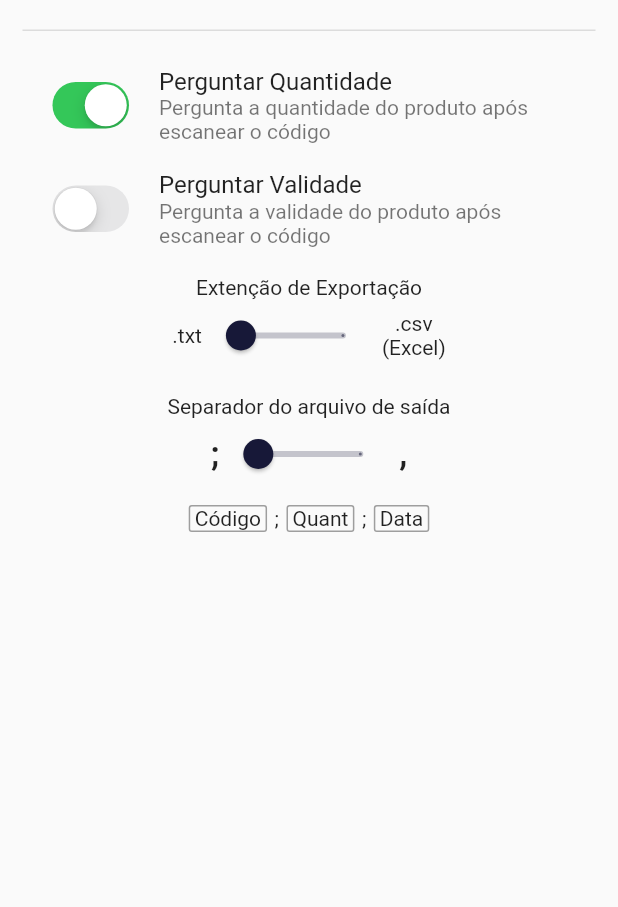
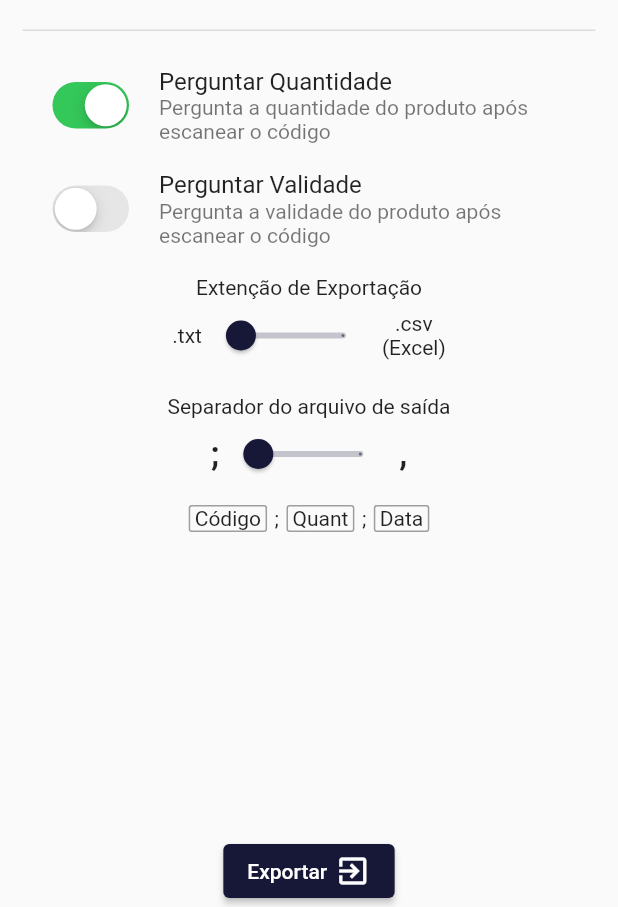
Before and after one commit to VitorPaulo21/ability_scanner, a Flutter app: the AppDrawer screen opened directly, on a phone screen of 412 x 824 dp, the part 329-1236 px from its top. Run offline on Flutter 3.47's test engine with Material 2 defaults, Android fonts, the phone set to English and light mode, and no system bars; our stand-ins replace assets_audio_player, hive, hive_flutter, share_plus, shared_preferences; missing offline and left inert: flutter_barcode_scanner, qr_code_scanner; accounts and stored records are empty.

Commit message:
ExportButton added, working clean, need to Test

```diff
--- a/lib/components/app_drawer.dart
+++ b/lib/components/app_drawer.dart
@@ -1,5 +1,7 @@
 import 'dart:convert';
 
+import 'package:barcode_scanner/models/produto.dart';
+import 'package:barcode_scanner/providers/produto_provider.dart';
 import 'package:barcode_scanner/providers/settings_provider.dart';
 import 'package:flutter/cupertino.dart';
 import 'package:flutter/material.dart';
@@ -40,6 +42,7 @@ class _AppDrawerState extends State<AppDrawer> {
             },
             icon: Icon(Icons.arrow_back)),
       ),
+      bottomSheet: exportButton(context, settingsProvider),
       body: SingleChildScrollView(
         child: Padding(
           padding: const EdgeInsets.symmetric(vertical: 10, horizontal: 15),
@@ -48,100 +51,29 @@ class _AppDrawerState extends State<AppDrawer> {
             mainAxisAlignment: MainAxisAlignment.start,
             mainAxisSize: MainAxisSize.max,
             children: [
-              CircleAvatar(
-                backgroundColor: Theme.of(context).colorScheme.primary,
-                radius: 58,
-                child: Image.asset(
-                  "lib/assets/abilityIcon.png",
-                  fit: BoxFit.cover,
-                  height: 80,
-                  width: 80,
+              ...bilityTopIcon(context),
+              askQuantitySwitchListile(settingsProvider),
+              const SizedBox(
+                height: 10,
               ),
-              ),
+              askValiditySwitchListile(settingsProvider),
               const SizedBox(
                 height: 15,
               ),
-              const FittedBox(
-                child: Text(
-                  "Ability Scanner",
-                  style: TextStyle(fontWeight: FontWeight.bold, fontSize: 19),
-                ),
-              ),
-              const SizedBox(
-                height: 25 / 2,
-              ),
-              const Divider(
-                thickness: 1,
-              ),
-              const SizedBox(
-                height: 25 / 2,
-              ),
-              ListTile(
-                leading: CupertinoSwitch(
-                    value: settingsProvider.quantityAsk,
-                    onChanged: (value) {
-                      settingsProvider.quantityAsk = value;
-                    }),
-                title: const Text("Perguntar Quantidade"),
-                subtitle: const Text(
-                    "Pergunta a quantidade do produto após escanear o código"),
-              ),
-              const SizedBox(
-                height: 10,
-              ),
-              ListTile(
-                leading: CupertinoSwitch(
-                    value: settingsProvider.validityAsk,
-                    onChanged: (value) {
-                      settingsProvider.validityAsk = value;
-                    }),
-                title: const Text("Perguntar Validade"),
-                subtitle: const Text(
-                    "Pergunta a validade do produto após escanear o código"),
-              ),
+              exportExtensionSitchField(settingsProvider),
               const SizedBox(
                 height: 15,
               ),
-              Column(children: [
-                Text("Extenção de Exportação"),
-                Column(
-                  crossAxisAlignment: CrossAxisAlignment.center,
-                  mainAxisSize: MainAxisSize.min,
-                  children: [
-                    Row(
-                      mainAxisAlignment: MainAxisAlignment.center,
-                      mainAxisSize: MainAxisSize.max,
-                      children: [
-                        Text(".txt"),
-                        Container(
-                          width: 120,
-                          child: Consumer<SettingsProvider>(
-                              builder: (ctx, seetings, _) {
-                            return Slider(
-                              value: settingsProvider.fileFormat ? 1 : 0,
-                              onChanged: (value) {
-                                settingsProvider.fileFormat =
-                                    value == 0 ? false : true;
-                              },
-                              divisions: 1,
-                              label:
-                                  settingsProvider.fileFormat ? ".csv" : ".txt",
-                            );
-                          }),
-                        ),
-                        const Text(
-                          ".csv\n(Excel)",
-                          textAlign: TextAlign.center,
-                        )
+              exportFileSeparatorSwitchField(settingsProvider),
             ],
           ),
-                  ],
         ),
-              ]),
-              const SizedBox(
-                height: 15,
       ),
-              Column(children: [
+    ));
+  }
+
+  Column exportFileSeparatorSwitchField(SettingsProvider settingsProvider) {
+    return Column(children: [
       Text("Separador do arquivo de saída"),
       Column(
         crossAxisAlignment: CrossAxisAlignment.center,
@@ -168,9 +100,7 @@ class _AppDrawerState extends State<AppDrawer> {
                     },
                     divisions: 1,
                     label: settingsProvider.fileSeparator ? "," : ";",
-                            )
-
-                        ),
+                  )),
               const Text(
                 ",",
                 style: TextStyle(
@@ -210,8 +140,6 @@ class _AppDrawerState extends State<AppDrawer> {
             layoutOrganization[1] = data;
 
             settingsProvider.layoutOrganization = layoutOrganization;
-
-
           }, builder: (ctx, candidate, rejected) {
             return Drager(layoutOrganization[1] == "Codico"
                 ? "Código"
@@ -226,8 +154,6 @@ class _AppDrawerState extends State<AppDrawer> {
                 layoutOrganization[2];
             layoutOrganization[2] = data;
             settingsProvider.layoutOrganization = layoutOrganization;
-
-
           }, builder: (ctx, candidate, rejected) {
             return Drager(layoutOrganization[2] == "Codico"
                 ? "Código"
@@ -235,12 +161,131 @@ class _AppDrawerState extends State<AppDrawer> {
           }),
         ],
       )
-              ]),
+    ]);
+  }
+
+  Column exportExtensionSitchField(SettingsProvider settingsProvider) {
+    return Column(children: [
+      Text("Extenção de Exportação"),
+      Column(
+        crossAxisAlignment: CrossAxisAlignment.center,
+        mainAxisSize: MainAxisSize.min,
+        children: [
+          Row(
+            mainAxisAlignment: MainAxisAlignment.center,
+            mainAxisSize: MainAxisSize.max,
+            children: [
+              Text(".txt"),
+              Container(
+                width: 120,
+                child: Consumer<SettingsProvider>(builder: (ctx, seetings, _) {
+                  return Slider(
+                    value: settingsProvider.fileFormat ? 1 : 0,
+                    onChanged: (value) {
+                      settingsProvider.fileFormat = value == 0 ? false : true;
+                    },
+                    divisions: 1,
+                    label: settingsProvider.fileFormat ? ".csv" : ".txt",
+                  );
+                }),
+              ),
+              const Text(
+                ".csv\n(Excel)",
+                textAlign: TextAlign.center,
+              )
             ],
           ),
+        ],
+      ),
+    ]);
+  }
+
+  ListTile askValiditySwitchListile(SettingsProvider settingsProvider) {
+    return ListTile(
+      leading: CupertinoSwitch(
+          value: settingsProvider.validityAsk,
+          onChanged: (value) {
+            settingsProvider.validityAsk = value;
+          }),
+      title: const Text("Perguntar Validade"),
+      subtitle:
+          const Text("Pergunta a validade do produto após escanear o código"),
+    );
+  }
+
+  ListTile askQuantitySwitchListile(SettingsProvider settingsProvider) {
+    return ListTile(
+      leading: CupertinoSwitch(
+          value: settingsProvider.quantityAsk,
+          onChanged: (value) {
+            settingsProvider.quantityAsk = value;
+          }),
+      title: const Text("Perguntar Quantidade"),
+      subtitle:
+          const Text("Pergunta a quantidade do produto após escanear o código"),
+    );
+  }
+
+  List<Widget> bilityTopIcon(BuildContext context) {
+    return [
+      CircleAvatar(
+        backgroundColor: Theme.of(context).colorScheme.primary,
+        radius: 58,
+        child: Image.asset(
+          "lib/assets/abilityIcon.png",
+          fit: BoxFit.cover,
+          height: 80,
+          width: 80,
         ),
       ),
-    ));
+      const SizedBox(
+        height: 15,
+      ),
+      const FittedBox(
+        child: Text(
+          "Ability Scanner",
+          style: TextStyle(fontWeight: FontWeight.bold, fontSize: 19),
+        ),
+      ),
+      const SizedBox(
+        height: 25 / 2,
+      ),
+      const Divider(
+        thickness: 1,
+      ),
+      const SizedBox(
+        height: 25 / 2,
+      )
+    ];
+  }
+
+  Row exportButton(BuildContext context, SettingsProvider settingsProvider) {
+    return Row(
+      mainAxisAlignment: MainAxisAlignment.center,
+      children: [
+        Row(
+          mainAxisSize: MainAxisSize.min,
+          children: [
+            ElevatedButton(
+                onPressed: () {
+                  Provider.of<ProdutoProvider>(context, listen: false).export(
+                      settingsProvider.fileFormat ? ".csv" : ".txt",
+                      settingsProvider.fileSeparator ? "," : ";",
+                      settingsProvider.layoutOrganization);
+                },
+                child: Row(
+                  children: const [
+                    Text("Exportar"),
+                    SizedBox(
+                      width: 5,
+                    ),
+                    Icon(Icons.exit_to_app),
+                  ],
+                )),
+          ],
+        ),
+      ],
+    );
   }
 
   Widget Drager(String data) {
```
Lines whose indentation alone changed are shown as unchanged.
